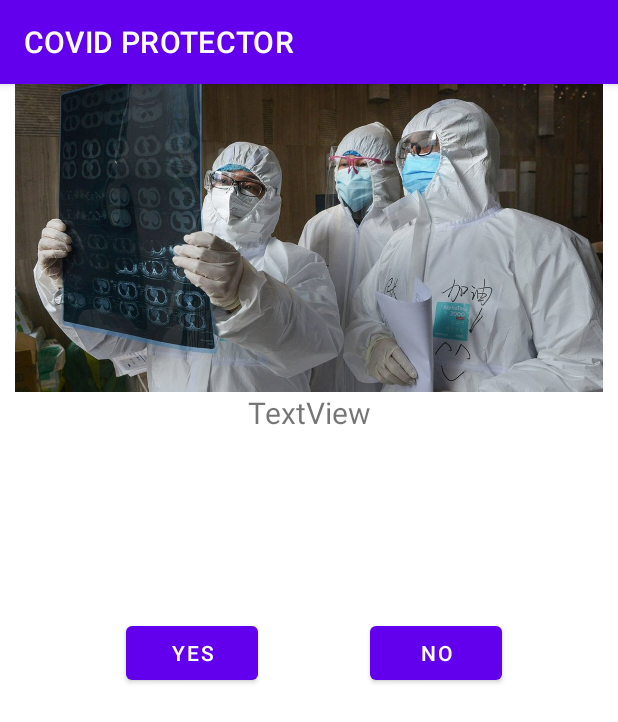
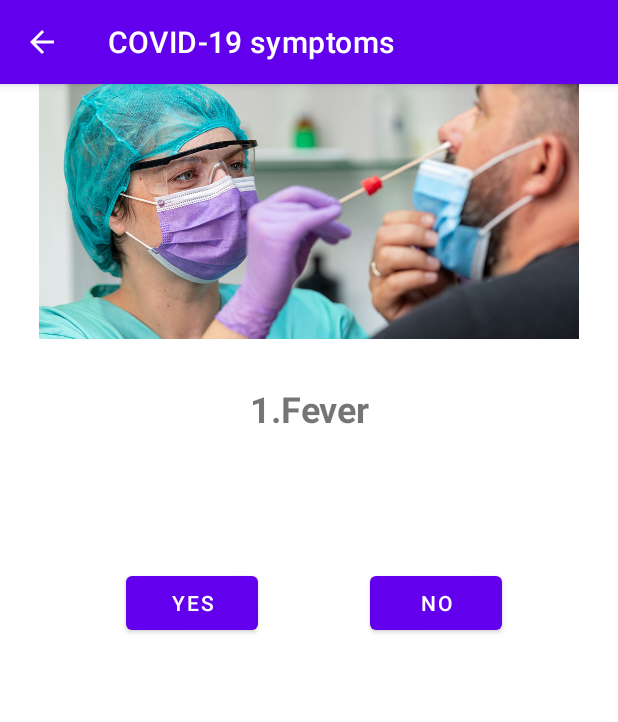
Before and after one commit to mohitchauhan4u/COVID-PROTECTOR, an Android app: the CovidSymptoms screen opened directly, with no data from a screen before it, on a phone screen of 412 x 824 dp. Shown: the top 722 px of the screen. Run offline under Robolectric (Android 15) with nearby library versions, the phone set to English and light mode, and no system bars.

Commit message:
completed CovidSymptoms and CovidSymptoms.java

```diff
--- a/app/src/main/AndroidManifest.xml
+++ b/app/src/main/AndroidManifest.xml
@@ -11,7 +11,9 @@
         android:theme="@style/Theme.COVIDPROTECTOR">
         <activity
             android:name=".CovidSymptoms"
-            android:exported="false" />
+            android:exported="false"
+            android:label="COVID-19 symptoms"
+            android:parentActivityName=".MainActivity"/>
         <activity
             android:name=".When_You_Are_Out_Of_Home_7"
             android:exported="false"
--- a/app/src/main/java/com/mohitchauhan4u/covidprotector/CovidSymptoms.java
+++ b/app/src/main/java/com/mohitchauhan4u/covidprotector/CovidSymptoms.java
@@ -3,12 +3,78 @@ package com.mohitchauhan4u.covidprotector;
 import androidx.appcompat.app.AppCompatActivity;
 
 import android.os.Bundle;
+import android.view.View;
+import android.widget.Button;
+import android.widget.TextView;
+import android.widget.Toast;
 
 public class CovidSymptoms extends AppCompatActivity {
+    private final String[] questions = {"1.Fever", "2.Cough", "3.Loss of smell and/or taste", "4.Shortness of breath", "5.Fatigue","6.Aches and Pains"};
+    private int symptoms = 0;
+    Button yes;
+    Button no;
+    TextView question;
+    private int index = 0;
 
     @Override
     protected void onCreate(Bundle savedInstanceState) {
         super.onCreate(savedInstanceState);
         setContentView(R.layout.activity_covid_symptoms);
+        yes = findViewById(R.id.yes);
+        no = findViewById(R.id.no);
+        question = findViewById(R.id.symptoms);
+        question.setText(questions[index]);
+        yes.setOnClickListener(new View.OnClickListener() {
+            @Override
+            public void onClick(View view) {
+
+                // If the array is not going out of bounds
+                if (index <= questions.length - 1) {
+                    symptoms++;
+                    index++;
+                    if (index <= questions.length - 1) {
+                        question.setText(questions[index]);
+                    } else {
+                        status(symptoms);
+                    }
+                } else {
+                    Toast.makeText(CovidSymptoms.this, "Go back to check again", Toast.LENGTH_SHORT).show();
+                }
+            }
+
+
+        });
+        no.setOnClickListener(new View.OnClickListener() {
+            @Override
+            public void onClick(View view) {
+                // If the array is not going out of bounds
+                if (index <= questions.length - 1) {
+                    index++;
+                    if (index <= questions.length - 1) {
+                        question.setText(questions[index]);
+                    } else {
+                        status(symptoms);
+                    }
+                } else {
+                    Toast.makeText(CovidSymptoms.this, "Go back to check again", Toast.LENGTH_SHORT).show();
+
+                }
+            }
+        });
+
     }
+
+    public void status(int symptoms) {
+        TextView stat = findViewById(R.id.status);
+        if(symptoms==0){
+            stat.setText("Congratulations! \nYou have no symptom of COVID-19");
+        }else if (symptoms == 1) {
+            stat.setText("You have only "+symptoms+" symptom which can be flu or any other Allergic symptom.\n Take Care of Yourself");
+        } else if (symptoms <= 3) {
+            stat.setText("You have "+symptoms+" common symptoms of COVID-19 as well as flu\nYou need to have COVID-19 test and self isolation");
+        } else {
+            stat.setText("You have "+symptoms+" most common symptoms of COVID-19\nYou need to have COVID-19 test, self isolation and consulting a doctor");
+        }
+    }
+
 }
--- a/app/src/main/java/com/mohitchauhan4u/covidprotector/MainActivity.java
+++ b/app/src/main/java/com/mohitchauhan4u/covidprotector/MainActivity.java
@@ -11,16 +11,12 @@ import android.widget.ListView;
 
 public class MainActivity extends AppCompatActivity{
     ListView listView;
-    String[] arr={"Prevent the spread of COVID-19","Check if you have COVID-19 Symptoms","Precautions to take when you are out of home","About COVID-19"};
+    String[] arr={"Prevent the spread of COVID-19","Check if you have COVID-19 symptoms","Precautions to take when you are out of home","About COVID-19"};
     @Override
     protected void onCreate(Bundle savedInstanceState) {
         super.onCreate(savedInstanceState);
         setContentView(R.layout.activity_main);
         listView=findViewById(R.id.listView);
-        /*using built in array adapter
-        ArrayAdapter<String> ad=new ArrayAdapter<>(this, android.R.layout.simple_expandable_list_item_1,arr);
-        listView.setAdapter(ad);*/
-
     //using custom adapter
         CustomAdapter ad=new CustomAdapter(this,R.layout.custom_laytout,arr);
         listView.setAdapter(ad);
--- a/app/src/main/res/layout/activity_covid_symptoms.xml
+++ b/app/src/main/res/layout/activity_covid_symptoms.xml
@@ -9,13 +9,15 @@
     <ImageView
         android:id="@+id/imageView11"
         android:layout_width="0dp"
-        android:layout_height="205dp"
+        android:layout_height="170dp"
         android:contentDescription="@string/description"
+        app:layout_constraintBottom_toTopOf="@+id/yes"
         app:layout_constraintEnd_toEndOf="parent"
         app:layout_constraintHorizontal_bias="0.0"
         app:layout_constraintStart_toStartOf="parent"
         app:layout_constraintTop_toTopOf="parent"
-        app:srcCompat="@drawable/covid_symptoms_doctor_image" />
+        app:layout_constraintVertical_bias="0.0"
+        app:srcCompat="@drawable/covid_test_topper" />
 
     <TextView
         android:id="@+id/symptoms"
@@ -23,13 +25,14 @@
         android:layout_height="wrap_content"
         android:gravity="center"
         android:text="@string/textview"
-        android:textSize="20sp"
+        android:textSize="24sp"
+        android:textStyle="bold"
         app:layout_constraintBottom_toTopOf="@+id/no"
         app:layout_constraintEnd_toEndOf="parent"
         app:layout_constraintHorizontal_bias="0.0"
         app:layout_constraintStart_toStartOf="parent"
         app:layout_constraintTop_toBottomOf="@+id/imageView11"
-        app:layout_constraintVertical_bias="0.0" />
+        app:layout_constraintVertical_bias="0.25" />
 
     <Button
         android:id="@+id/yes"
@@ -46,11 +49,22 @@
         android:id="@+id/no"
         android:layout_width="wrap_content"
         android:layout_height="wrap_content"
-        android:layout_marginTop="150dp"
+        android:layout_marginTop="152dp"
         android:layout_marginEnd="3dp"
         android:layout_marginRight="3dp"
         android:text="@string/no"
         app:layout_constraintEnd_toEndOf="parent"
         app:layout_constraintStart_toEndOf="@+id/yes"
         app:layout_constraintTop_toBottomOf="@+id/imageView11" />
+
+    <TextView
+        android:id="@+id/status"
+        android:layout_width="wrap_content"
+        android:layout_height="wrap_content"
+        android:gravity="center"
+        android:textSize="20sp"
+        app:layout_constraintEnd_toEndOf="parent"
+        app:layout_constraintStart_toStartOf="parent"
+        app:layout_constraintTop_toBottomOf="@+id/no" />
+
 </androidx.constraintlayout.widget.ConstraintLayout>
--- a/app/src/main/res/values/strings.xml
+++ b/app/src/main/res/values/strings.xml
@@ -31,10 +31,11 @@
     <string name="especially_all_high_touch_surfaces_in_your_home_and_car_also_be_sure_to_clean_your_hands_before_and_after_entering_your_home_and_car">Especially all high-touch surfaces in your home and car. Also, be sure to clean your hands before and after entering your home and car.</string>
     <string name="check_your_mask">7.Check Your Mask</string>
     <string name="check">CHECK</string>
-    <string name="to_check_that_you_have_weared_mask_properly_make_sure_your_mouth_and_nose_are_coverd_click_on_check_button_to_open_camera_and_check">Check that you have wear mask properly.Make sure your mouth and nose are cover. To check click on check button to open camera and check.</string>
+    <string name="to_check_that_you_have_weared_mask_properly_make_sure_your_mouth_and_nose_are_coverd_click_on_check_button_to_open_camera_and_check">Check that you have wear mask properly.Make sure your mouth and nose are cover.</string>
     <string name="antiviral_wipes_alcohol_pads_and_hand_sanitizer_if_you_can_find_some_keep_them_in_your_car_so_you_have_them_handy_and_carry_them_around_when_you_go_out">Antiviral wipes, Alcohol pads and Hand sanitizer (if you can find some) Keep them in your car so you have them handy, and carry them around when you go out.</string>
     <string name="wash_your_hands_for_at_least_20_seconds_with_soap_and_water_especially_after_using_the_restroom_">Wash your hands for at least 20 seconds with soap and water, especially after using the restroom.</string>
     <string name="textview">TextView</string>
     <string name="yes">YES</string>
     <string name="no">NO</string>
+    <string name="status">Status:</string>
 </resources>
```
Also changed, not shown: app/src/main/res/drawable-v24/covid_test_topper.jpg (added).
